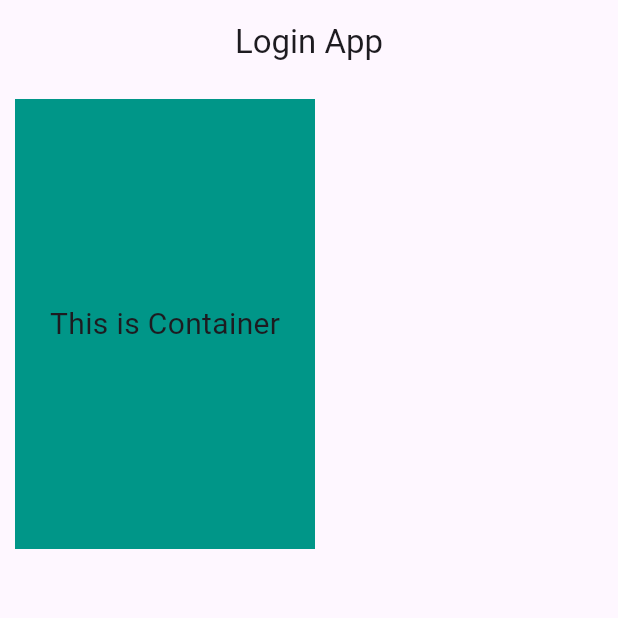
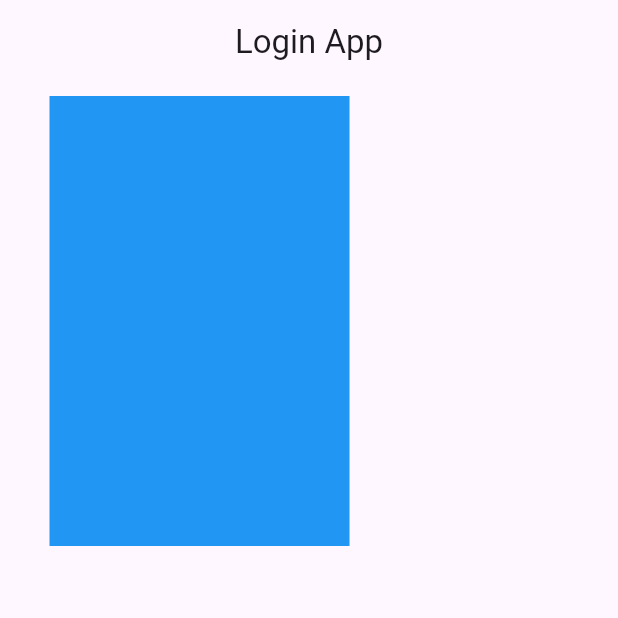
Before and after one commit to KefayetUllah/Flutter-Application, a Flutter app: the screen it shows after launch, on a phone screen of 412 x 824 dp, the top half of it. Run offline on Flutter 3.47's test engine with Material 3 defaults, Android fonts, the phone set to English and light mode, and no system bars.

Commit message:
Initial Commit

```diff
--- a/lib/login.dart
+++ b/lib/login.dart
@@ -7,13 +7,25 @@ class Login extends StatelessWidget {
   Widget build(BuildContext context) {
     return Scaffold(
       appBar: AppBar(title: Text("Login App"), centerTitle: true),
-      body: Container(
-        margin: EdgeInsets.all(10.0),
-        color: Colors.teal,
-        height: 300,
-        width: 200,
-        child: Center(
-          child: Text("This is Container", style: TextStyle(fontSize: 20)),
+      body: Padding(
+        padding: const EdgeInsets.all(8.0),
+        child: Container(
+          padding: EdgeInsets.all(25),
+          margin: EdgeInsets.symmetric(horizontal: 25),
+          //color: Colors.teal,
+          height: 300,
+          width: 200,
+          //child: Text("Container", style: TextStyle(fontSize: 20)),
+          decoration: BoxDecoration(
+            color: Colors.blue,
+            // borderRadius: BorderRadius.only(
+            //   topLeft: Radius.circular(50),
+            //   bottomRight: Radius.circular(50),
+            // ),
+            // border: Border.all(color:Colors.green, width:10)
+            //borderRadius: BorderRadius.horizontal(left: Radius.circular(10)),
+            //shape: BoxShape.circle,
+          ),
         ),
       ),
     );
```
